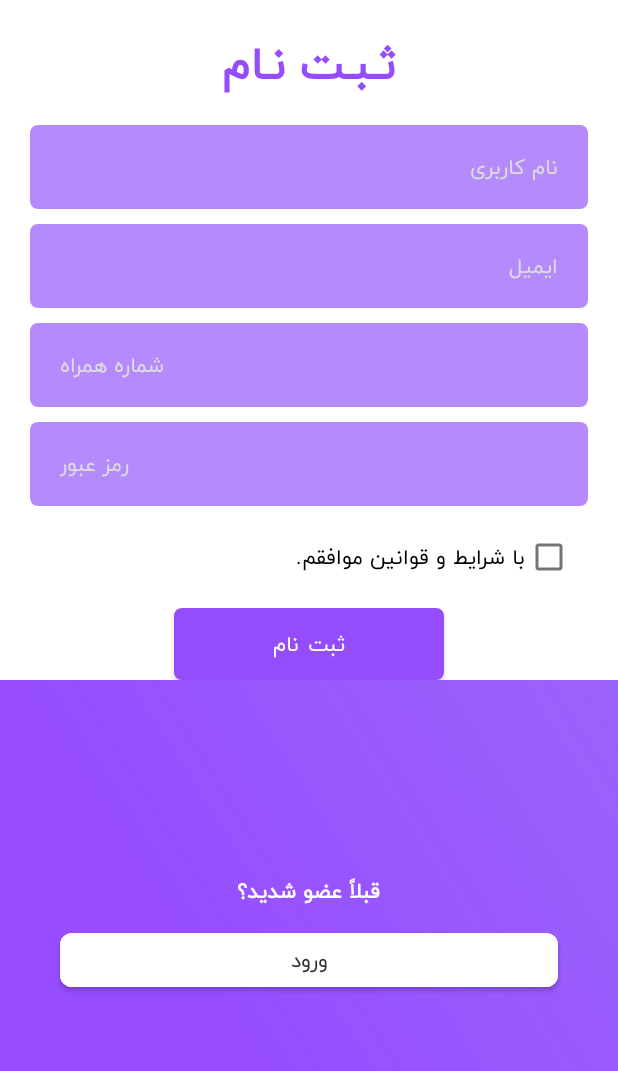
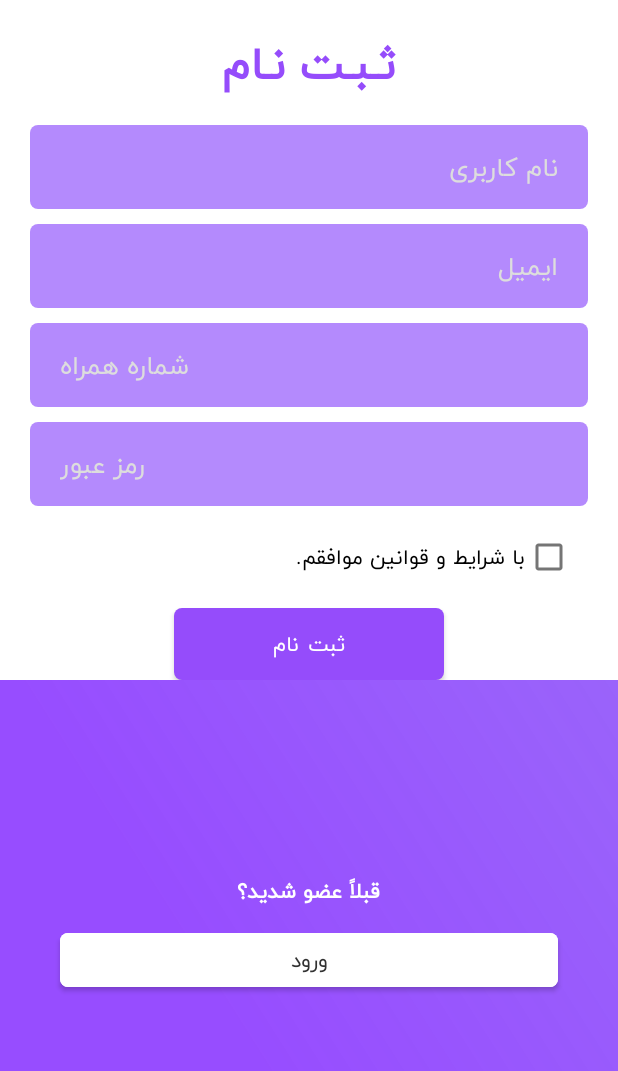
Before and after one commit to SadeghTjk/DantehViewer, an Android app: the SignUpActivity screen opened directly, with no data from a screen before it, on a phone screen of 412 x 824 dp, the part 165-1236 px from its top. Run offline under Robolectric (Android 15) with nearby library versions, the phone set to English and light mode, and no system bars; libraries missing offline, so code that uses them is left out: com.github.florent37.shapeofview, com.parse; plain views replace ArcView.

Commit message:
more ui fixes

```diff
--- a/app/src/main/res/layout/activity_sign_up2.xml
+++ b/app/src/main/res/layout/activity_sign_up2.xml
@@ -13,8 +13,9 @@
         android:layout_width="match_parent"
         android:layout_height="wrap_content"
         android:layout_marginTop="10dp"
-        app:shape_arc_position="bottom"
-        app:shape_arc_height="40dp">
+        app:shape_arc_height="40dp"
+        app:shape_arc_position="bottom">
+
         <ImageView
             android:id="@+id/danteh"
             android:layout_width="match_parent"
@@ -33,19 +34,20 @@
         android:id="@+id/tv"
         android:layout_width="wrap_content"
         android:layout_height="wrap_content"
+        android:layout_gravity="center"
         android:layout_margin="15dp"
-        android:layout_gravity="center"
         android:text="ثـبـت نـام"
         android:textColor="@color/colorPrimaryDark"
         android:textSize="30sp"
         android:textStyle="bold" />
+
     <LinearLayout
         android:id="@+id/ll"
         android:layout_width="match_parent"
         android:layout_height="wrap_content"
         android:layout_weight="2"
+        android:background="@android:color/transparent"
         android:elevation="8dp"
-        android:background="@android:color/transparent"
         android:orientation="vertical">
 
         <EditText
@@ -63,7 +65,7 @@
             android:paddingEnd="20dp"
             android:textColor="@android:color/white"
             android:textColorHint="#ddd"
-            android:textSize="14sp"
+            android:textSize="17sp"
             android:transitionName="usernametrans" />
 
         <EditText
@@ -82,7 +84,7 @@
             android:paddingEnd="20dp"
             android:textColor="@android:color/white"
             android:textColorHint="#ddd"
-            android:textSize="14sp" />
+            android:textSize="17sp" />
 
         <EditText
             android:id="@+id/phone"
@@ -100,7 +102,7 @@
             android:paddingEnd="20dp"
             android:textColor="@android:color/white"
             android:textColorHint="#ddd"
-            android:textSize="14sp" />
+            android:textSize="17sp" />
 
         <EditText
             android:id="@+id/password"
@@ -118,7 +120,7 @@
             android:paddingEnd="20dp"
             android:textColor="@android:color/white"
             android:textColorHint="#ddd"
-            android:textSize="14sp"
+            android:textSize="17sp"
             android:transitionName="passtrans" />
 
         <CheckBox
@@ -127,6 +129,7 @@
             android:layout_height="wrap_content"
             android:layout_marginStart="30dp"
             android:layout_marginTop="10dp"
+            android:layout_marginEnd="30dp"
             android:layoutDirection="rtl"
             android:text="با شرایط و قوانین موافقم."
             android:textDirection="rtl" />
@@ -184,7 +187,7 @@
                 android:text="ورود"
                 android:textColor="#323232"
                 android:transitionName="loginbtn"
-                app:cornerRadius="8dp"
+                app:cornerRadius="5dp"
                 app:rippleColor="@color/colorPrimary" />
         </LinearLayout>
     </com.github.florent37.shapeofview.shapes.ArcView>
```
Also changed, not shown: app/src/main/res/layout/activity_login.xml (+13 -11 lines).
